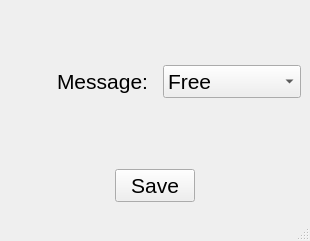
First picture: the form in ui/student_permission.ui, repository IvnGenza/EasyJob_39, before the edit.
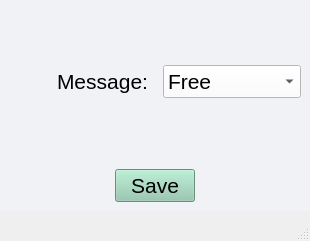
Second picture: the form after the edit.

```diff
--- a/ui/student_permission.ui
+++ b/ui/student_permission.ui
@@ -31,6 +31,9 @@
    <string>MainWindow</string>
   </property>
   <widget class="QWidget" name="centralwidget">
+   <property name="styleSheet">
+    <string notr="true">background-color:#F0F2F5;</string>
+   </property>
    <layout class="QVBoxLayout" name="verticalLayout_4">
     <item>
      <layout class="QVBoxLayout" name="verticalLayout_3">
@@ -76,6 +79,14 @@
          <layout class="QVBoxLayout" name="verticalLayout">
           <item>
            <widget class="QComboBox" name="msg_combobox">
+            <property name="font">
+             <font>
+              <pointsize>16</pointsize>
+             </font>
+            </property>
+            <property name="styleSheet">
+             <string notr="true">background-color:white;</string>
+            </property>
             <item>
              <property name="text">
               <string>Free</string>
@@ -122,6 +133,17 @@
         </item>
         <item>
          <widget class="QPushButton" name="save_button">
+          <property name="font">
+           <font>
+            <pointsize>16</pointsize>
+            <weight>50</weight>
+            <bold>false</bold>
+           </font>
+          </property>
+          <property name="styleSheet">
+           <string notr="true">background-color: #90C8AC;
+</string>
+          </property>
           <property name="text">
            <string>Save</string>
           </property>
```
